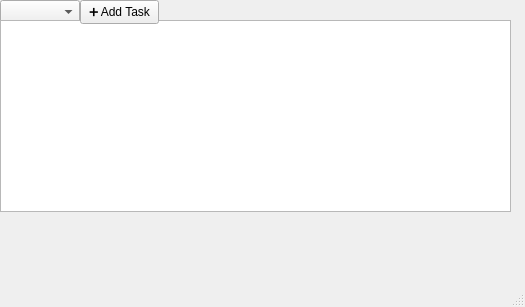
Old version of the form mainwindow.ui in the repository Tai-TN/PBL2.
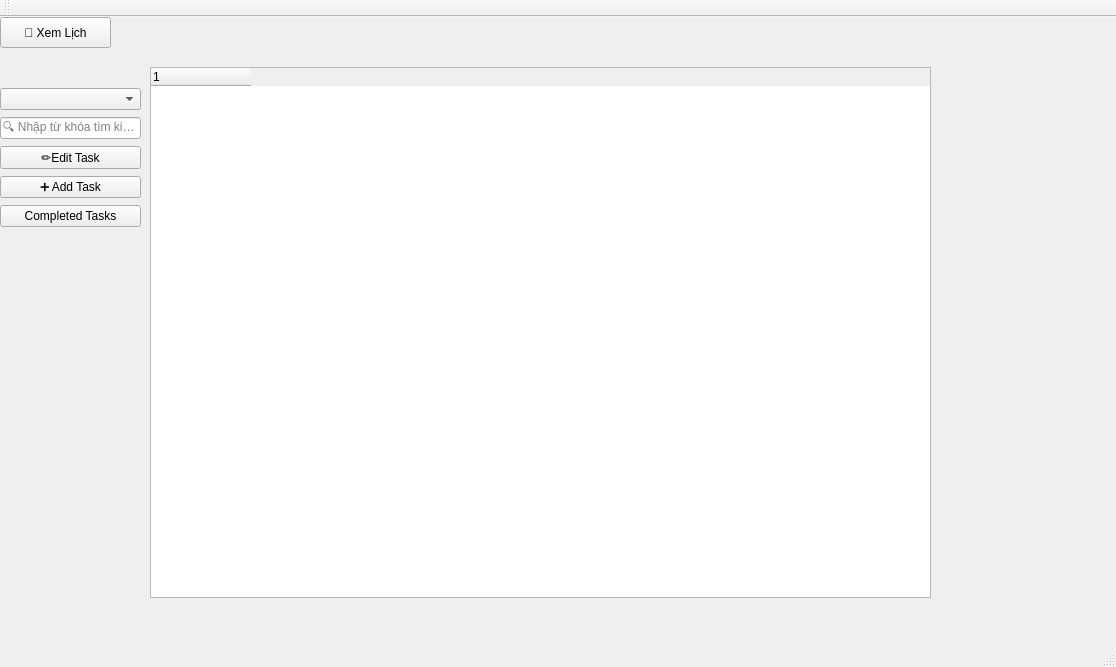
New version of the form.

What changed in the file:
```diff
--- a/mainwindow.ui
+++ b/mainwindow.ui
@@ -6,45 +6,130 @@
    <rect>
     <x>0</x>
     <y>0</y>
-    <width>525</width>
-    <height>307</height>
+    <width>1116</width>
+    <height>667</height>
    </rect>
   </property>
   <property name="windowTitle">
    <string>MainWindow</string>
   </property>
   <widget class="QWidget" name="centralwidget">
-   <widget class="QComboBox" name="comboBox">
+   <widget class="QStackedWidget" name="stackedWidget">
     <property name="geometry">
      <rect>
       <x>0</x>
-      <y>0</y>
-      <width>80</width>
-      <height>24</height>
+      <y>40</y>
+      <width>1011</width>
+      <height>571</height>
      </rect>
     </property>
-   </widget>
-   <widget class="QListWidget" name="taskList">
-    <property name="geometry">
-     <rect>
-      <x>0</x>
-      <y>20</y>
-      <width>511</width>
-      <height>192</height>
-     </rect>
+    <property name="currentIndex">
+     <number>2</number>
     </property>
+    <widget class="QWidget" name="calendarPage">
+     <widget class="QCalendarWidget" name="calendarWidget">
+      <property name="geometry">
+       <rect>
+        <x>0</x>
+        <y>10</y>
+        <width>256</width>
+        <height>190</height>
+       </rect>
+      </property>
+     </widget>
+     <widget class="QListWidget" name="calendarTaskList">
+      <property name="geometry">
+       <rect>
+        <x>270</x>
+        <y>10</y>
+        <width>661</width>
+        <height>541</height>
+       </rect>
+      </property>
+     </widget>
+    </widget>
+    <widget class="QWidget" name="page_3"/>
+    <widget class="QWidget" name="listPage">
+     <widget class="QTreeWidget" name="taskTree">
+      <property name="geometry">
+       <rect>
+        <x>150</x>
+        <y>10</y>
+        <width>781</width>
+        <height>531</height>
+       </rect>
+      </property>
+      <attribute name="headerStretchLastSection">
+       <bool>false</bool>
+      </attribute>
+      <column>
+       <property name="text">
+        <string notr="true">1</string>
+       </property>
+      </column>
+     </widget>
+     <widget class="QWidget" name="verticalLayoutWidget">
+      <property name="geometry">
+       <rect>
+        <x>0</x>
+        <y>30</y>
+        <width>141</width>
+        <height>143</height>
+       </rect>
+      </property>
+      <layout class="QVBoxLayout" name="verticalLayout">
+       <item>
+        <widget class="QComboBox" name="comboBox"/>
+       </item>
+       <item>
+        <widget class="QLineEdit" name="searchBar">
+         <property name="readOnly">
+          <bool>false</bool>
+         </property>
+         <property name="placeholderText">
+          <string>🔍 Nhập từ khóa tìm kiếm...</string>
+         </property>
+        </widget>
+       </item>
+       <item>
+        <widget class="QPushButton" name="editTaskButton">
+         <property name="text">
+          <string>✏️Edit Task</string>
+         </property>
+        </widget>
+       </item>
+       <item>
+        <widget class="QPushButton" name="addTaskButton">
+         <property name="text">
+          <string>➕ Add Task</string>
+         </property>
+        </widget>
+       </item>
+       <item>
+        <widget class="QPushButton" name="taskCompleted">
+         <property name="text">
+          <string>Completed Tasks</string>
+         </property>
+        </widget>
+       </item>
+      </layout>
+     </widget>
+    </widget>
    </widget>
-   <widget class="QPushButton" name="addTaskButton">
+   <widget class="QPushButton" name="viewSwitchButton">
     <property name="geometry">
      <rect>
-      <x>80</x>
+      <x>0</x>
       <y>0</y>
-      <width>79</width>
-      <height>24</height>
+      <width>111</width>
+      <height>31</height>
      </rect>
     </property>
     <property name="text">
-     <string>➕ Add Task</string>
+     <string>📅 Xem Lịch</string>
+    </property>
+    <property name="checkable">
+     <bool>true</bool>
     </property>
    </widget>
   </widget>
@@ -59,6 +144,17 @@
    </property>
   </widget>
   <widget class="QStatusBar" name="statusbar"/>
+  <widget class="QToolBar" name="toolBar">
+   <property name="windowTitle">
+    <string>toolBar</string>
+   </property>
+   <attribute name="toolBarArea">
+    <enum>TopToolBarArea</enum>
+   </attribute>
+   <attribute name="toolBarBreak">
+    <bool>false</bool>
+   </attribute>
+  </widget>
  </widget>
  <resources/>
  <connections/>
```
Left out of the diff: 2 changed lines with no effect on the pictures.
